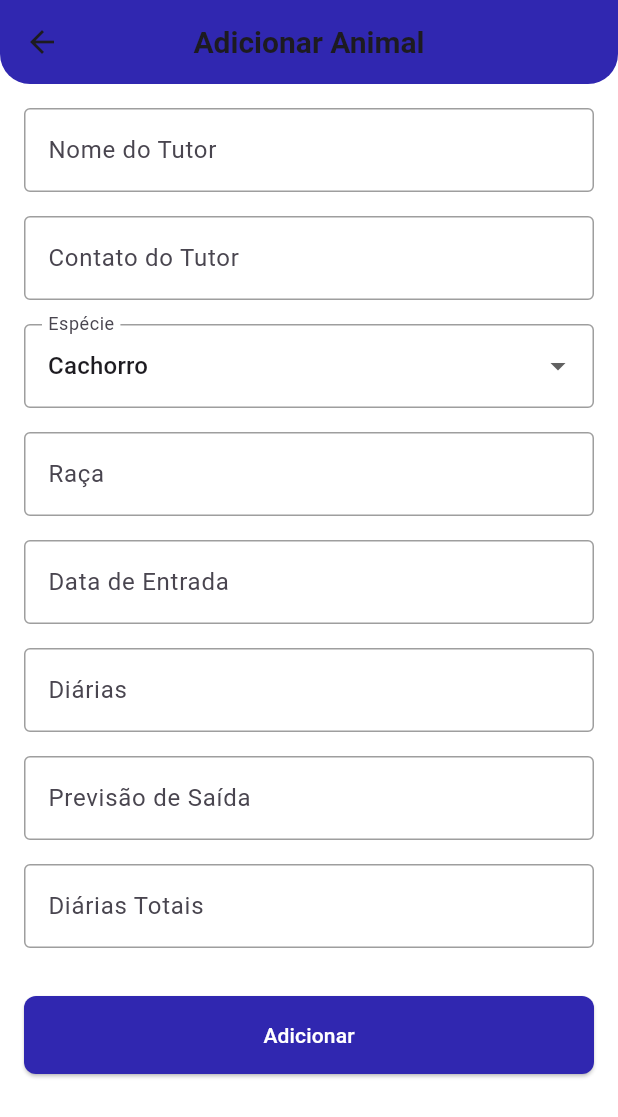
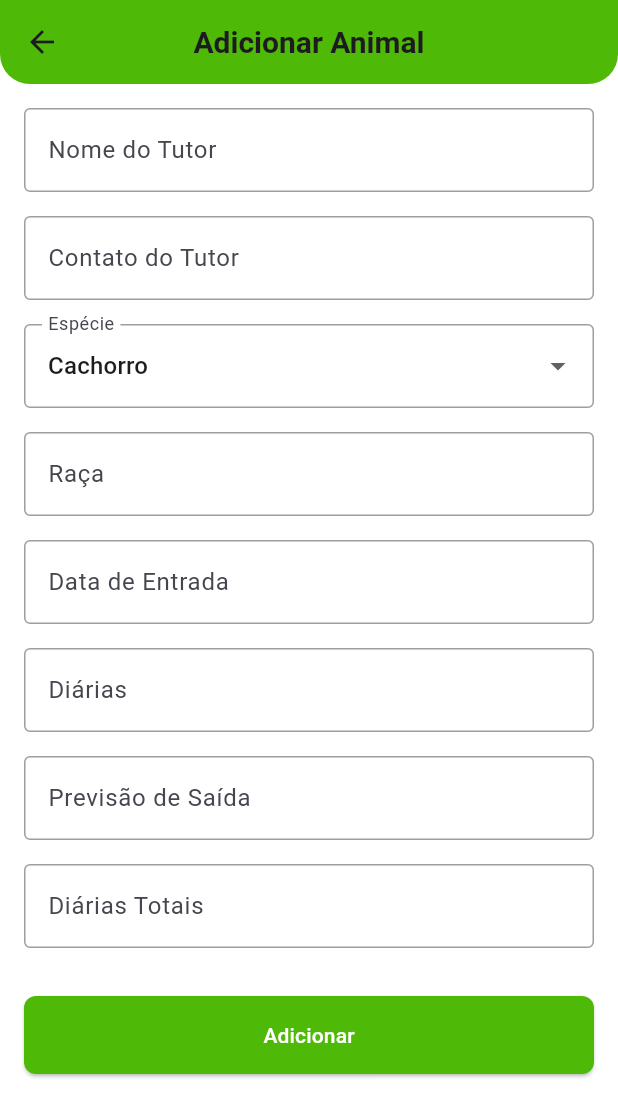
Before and after one commit to thithirss/controle_animais_hotel, a Flutter app: the screen it shows after launch, after a tap on the "add" icon, on a phone screen of 412 x 824 dp. Shown: the top 1117 px of the screen. Run offline on Flutter 3.47's test engine with Material 3 defaults, Android fonts, the phone set to English and light mode, and no system bars.

Commit message:
Final_att

```diff
--- a/lib/main.dart
+++ b/lib/main.dart
@@ -20,7 +20,7 @@ class MyApp extends StatelessWidget {
   ThemeData _buildTheme() {
     final ThemeData base = ThemeData.light();
     return base.copyWith(
-      primaryColor: const Color.fromARGB(255, 48, 39, 176),
+      primaryColor: Color.fromARGB(255, 42, 42, 49),
       colorScheme: base.colorScheme.copyWith(
         secondary: Colors.orange,
       ),
@@ -28,8 +28,8 @@ class MyApp extends StatelessWidget {
       textTheme: _buildTextTheme(base.textTheme),
       elevatedButtonTheme: ElevatedButtonThemeData(
         style: ElevatedButton.styleFrom(
-          backgroundColor: const Color.fromARGB(255, 48, 39, 176), // Background color
-          foregroundColor: Color.fromARGB(255, 255, 255, 255), // Text color
+          backgroundColor: Color.fromARGB(255, 78, 185, 6),
+          foregroundColor: Color.fromARGB(255, 255, 255, 255),
           shape: RoundedRectangleBorder(
             borderRadius: BorderRadius.circular(15),
           ),
@@ -58,7 +58,7 @@ class MyApp extends StatelessWidget {
       displayLarge: base.displayLarge?.copyWith(
         fontWeight: FontWeight.bold,
         fontSize: 24.0,
-        color: const Color.fromARGB(255, 48, 39, 176),
+        color: Color.fromARGB(255, 78, 185, 6),
       ),
       bodyLarge: base.bodyLarge?.copyWith(
         fontSize: 16.0,
@@ -66,7 +66,7 @@ class MyApp extends StatelessWidget {
       ),
       bodyMedium: base.bodyMedium?.copyWith(
         fontSize: 14.0,
-        color: Colors.black54,
+        color: const Color.fromARGB(137, 255, 255, 255),
       ),
     );
   }
--- a/lib/screens/animal_form_screen.dart
+++ b/lib/screens/animal_form_screen.dart
@@ -1,7 +1,6 @@
 import 'package:flutter/material.dart';
 import 'package:controle_animais_hotel/models/animal.dart';
 import 'package:intl/intl.dart';
-
 
 class AnimalFormScreen extends StatefulWidget {
   final Function(Animal) adicionarAnimal;
@@ -63,22 +62,6 @@ class _AnimalFormScreenState extends State<AnimalFormScreen> {
     }
   }
 
-  // Future<void> _selectDate(BuildContext context, TextEditingController controller, DateTime? initialDate, Function(DateTime?) onDateSelected) async {
-  //   final DateTime? picked = await showDatePicker(
-  //     context: context,
-  //     initialDate: initialDate ?? DateTime.now(),
-  //     firstDate: DateTime(2000),
-  //     lastDate: DateTime(2101),
-  //   );
-  //   if (picked != null) {
-  //     setState(() {
-  //       onDateSelected(picked);
-  //       controller.text = picked.toLocal().toString().split(' ')[0];
-  //     });
-  //   }
-  // }
-
-
    Future<void> _selectDate(BuildContext context, TextEditingController controller, DateTime? initialDate, Function(DateTime?) onDateSelected) async {
     final DateTime? picked = await showDatePicker(
       context: context,
@@ -88,8 +71,8 @@ class _AnimalFormScreenState extends State<AnimalFormScreen> {
       builder: (BuildContext context, Widget? child) {
         return Theme(
           data: ThemeData.light().copyWith(
-            primaryColor: Color.fromARGB(255, 48, 39, 176),
-            colorScheme: ColorScheme.light(primary: Color.fromARGB(255, 48, 39, 176)),
+            primaryColor: Color.fromARGB(255, 78, 185, 6),
+            colorScheme: ColorScheme.light(primary: Color.fromARGB(255, 78, 185, 6)),
             buttonTheme: ButtonThemeData(textTheme: ButtonTextTheme.primary),
           ),
           child: child!,
@@ -112,7 +95,7 @@ class _AnimalFormScreenState extends State<AnimalFormScreen> {
           widget.animal == null ? 'Adicionar Animal' : 'Editar Animal',
           style: const TextStyle(fontSize: 20, fontWeight: FontWeight.bold),
         ),
-        backgroundColor: const Color.fromARGB(255, 48, 39, 176),
+        backgroundColor: Color.fromARGB(255, 78, 185, 6),
         centerTitle: true,
         shape: const RoundedRectangleBorder(
           borderRadius: BorderRadius.vertical(
--- a/lib/screens/home_screen.dart
+++ b/lib/screens/home_screen.dart
@@ -65,21 +65,12 @@ class _HomeScreenState extends State<HomeScreen> {
             fontSize: 22.0,
           ),
         ),
-        backgroundColor: const Color.fromARGB(255, 48, 39, 176),
+        backgroundColor: Color.fromARGB(255, 78, 185, 6),
         centerTitle: true,
         flexibleSpace: Container(
           decoration: BoxDecoration(
           ),
         ),
-
-        actions: [
-          IconButton(
-            icon: const Icon(Icons.search),
-            onPressed: () {
-              // ação para a pesquisa
-            },
-          ),
-        ],
         shape: const RoundedRectangleBorder(
           borderRadius: BorderRadius.vertical(
             bottom: Radius.circular(20),
@@ -94,6 +85,7 @@ class _HomeScreenState extends State<HomeScreen> {
                   'Nenhum animal hospedado.',
                   style: Theme.of(context).textTheme.bodyLarge,
                 ),
+
               )
             : ListView.builder(
                 itemCount: _animais.length,
@@ -107,7 +99,7 @@ class _HomeScreenState extends State<HomeScreen> {
                       padding: const EdgeInsets.only(right: 20.0),
                       child: const Icon(
                         Icons.delete,
-                        color: Colors.white,
+                        color: Color.fromARGB(255, 255, 255, 255),
                       ),
                     ),
                     onDismissed: (direction) {
--- a/pubspec.yaml
+++ b/pubspec.yaml
@@ -13,6 +13,7 @@ dependencies:
   intl: ^0.17.0
   cupertino_icons: ^1.0.6
 
+
 dev_dependencies:
   flutter_test:
     sdk: flutter
```
